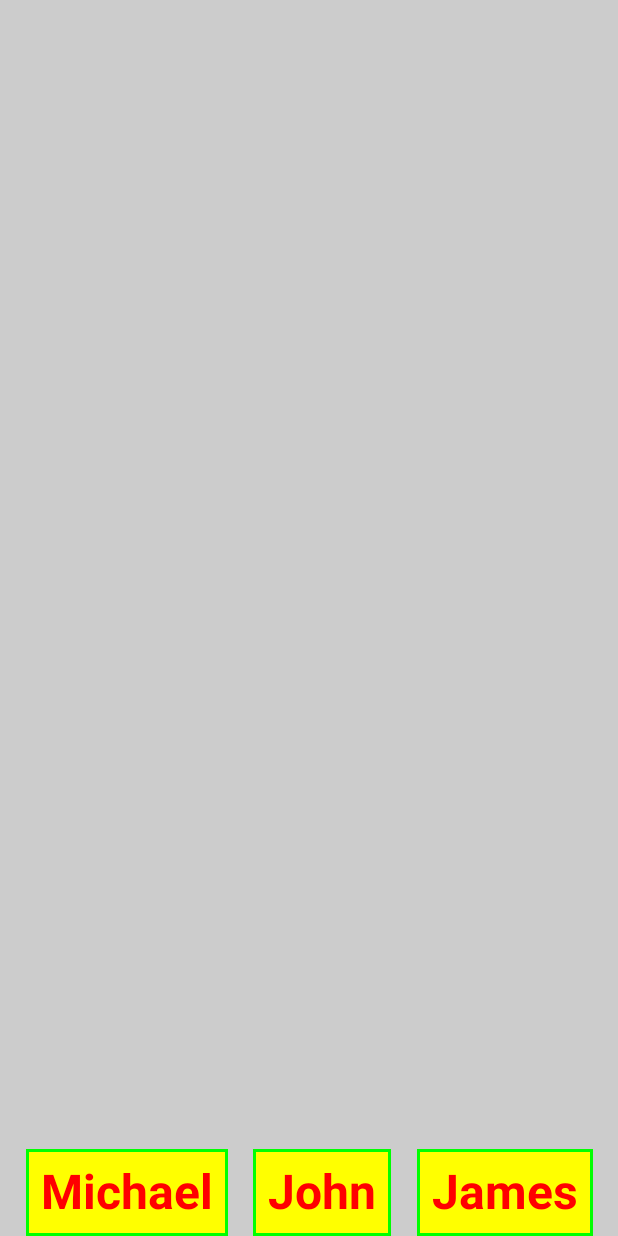
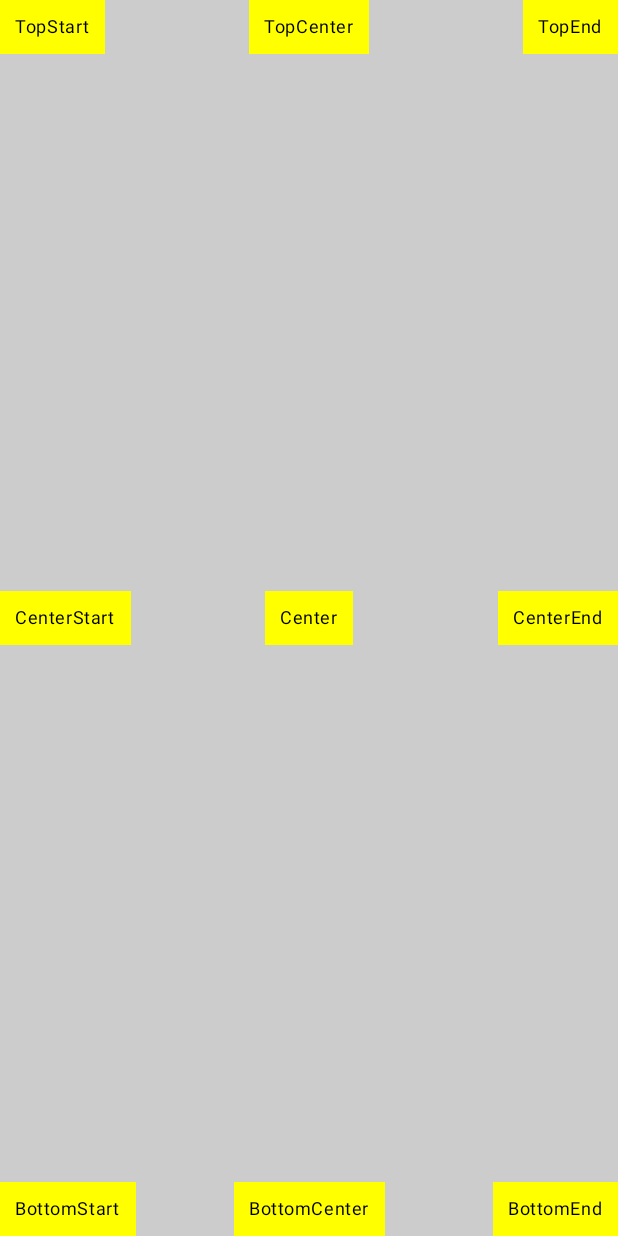
Before and after one commit to mjohnsonatx/compose, an Android app built with Jetpack Compose: the screen it shows after launch (MainActivity), on a phone screen of 412 x 824 dp. Run offline under Robolectric (Android 15) with nearby library versions, the phone set to English and light mode, and no system bars.

Commit message:
Compose Lesson 4, working with boxes

```diff
--- a/app/src/main/java/com/example/compose/MainActivity.kt
+++ b/app/src/main/java/com/example/compose/MainActivity.kt
@@ -6,12 +6,14 @@ import androidx.activity.compose.setContent
 import androidx.compose.foundation.background
 import androidx.compose.foundation.border
 import androidx.compose.foundation.layout.Arrangement
+import androidx.compose.foundation.layout.Box
 import androidx.compose.foundation.layout.Column
 import androidx.compose.foundation.layout.Row
 import androidx.compose.foundation.layout.fillMaxHeight
 import androidx.compose.foundation.layout.fillMaxSize
 import androidx.compose.foundation.layout.fillMaxWidth
 import androidx.compose.foundation.layout.padding
+import androidx.compose.foundation.layout.size
 import androidx.compose.material3.MaterialTheme
 import androidx.compose.material3.Surface
 import androidx.compose.material3.Text
@@ -37,6 +39,94 @@ class MainActivity : ComponentActivity() {
 }
 
 @Composable
+fun BoxExample(){
+    Box(modifier = Modifier
+        .background(color = Color.Green)
+        .size(100.dp, 300.dp)
+    ){
+        Box (modifier = Modifier
+            .background(color = Color.Yellow)
+            .size(125.dp, 100.dp)
+            .align(Alignment.TopEnd)
+        ){
+
+        }
+
+        Text(text = "hello", style = MaterialTheme.typography.bodyMedium,
+            modifier = Modifier
+                .background(color = Color.White)
+                .size(90.dp, 50.dp)
+                .align(Alignment.BottomCenter)
+                )
+    }
+}
+
+@Composable
+fun BoxExample2(){
+    Box (
+        modifier = Modifier
+            .background(color = Color.LightGray)
+            .fillMaxSize()
+    ){
+        Text(text = "TopStart", style = MaterialTheme.typography.bodySmall,
+            modifier = Modifier
+                .background(Color.Yellow)
+                .padding(10.dp)
+                .align(Alignment.TopStart)
+        )
+        Text(text = "TopCenter", style = MaterialTheme.typography.bodySmall,
+            modifier = Modifier
+                .background(Color.Yellow)
+                .padding(10.dp)
+                .align(Alignment.TopCenter)
+        )
+        Text(text = "TopEnd", style = MaterialTheme.typography.bodySmall,
+            modifier = Modifier
+                .background(Color.Yellow)
+                .padding(10.dp)
+                .align(Alignment.TopEnd)
+        )
+        Text(text = "CenterStart", style = MaterialTheme.typography.bodySmall,
+            modifier = Modifier
+                .background(Color.Yellow)
+                .padding(10.dp)
+                .align(Alignment.CenterStart)
+        )
+        Text(text = "Center", style = MaterialTheme.typography.bodySmall,
+            modifier = Modifier
+                .background(Color.Yellow)
+                .padding(10.dp)
+                .align(Alignment.Center)
+        )
+        Text(text = "CenterEnd", style = MaterialTheme.typography.bodySmall,
+            modifier = Modifier
+                .background(Color.Yellow)
+                .padding(10.dp)
+                .align(Alignment.CenterEnd)
+        )
+        Text(text = "BottomStart", style = MaterialTheme.typography.bodySmall,
+            modifier = Modifier
+                .background(Color.Yellow)
+                .padding(10.dp)
+                .align(Alignment.BottomStart)
+        )
+        Text(text = "BottomCenter", style = MaterialTheme.typography.bodySmall,
+            modifier = Modifier
+                .background(Color.Yellow)
+                .padding(10.dp)
+                .align(Alignment.BottomCenter)
+        )
+        Text(text = "BottomEnd", style = MaterialTheme.typography.bodySmall,
+            modifier = Modifier
+                .background(Color.Yellow)
+                .padding(10.dp)
+                .align(Alignment.BottomEnd)
+        )
+
+    }
+}
+
+@Composable
 fun Greeting(name: String, modifier: Modifier = Modifier) {
     Text(
         text = name,
@@ -55,6 +145,7 @@ fun Greeting(name: String, modifier: Modifier = Modifier) {
 
 @Composable
 fun AppUI() {
+
     Row(
         modifier = Modifier
             .background(color = Color.LightGray)
@@ -67,6 +158,8 @@ fun AppUI() {
         Greeting("John")
         Greeting("James")
     }
+
+    BoxExample2()
 }
 
 
```
